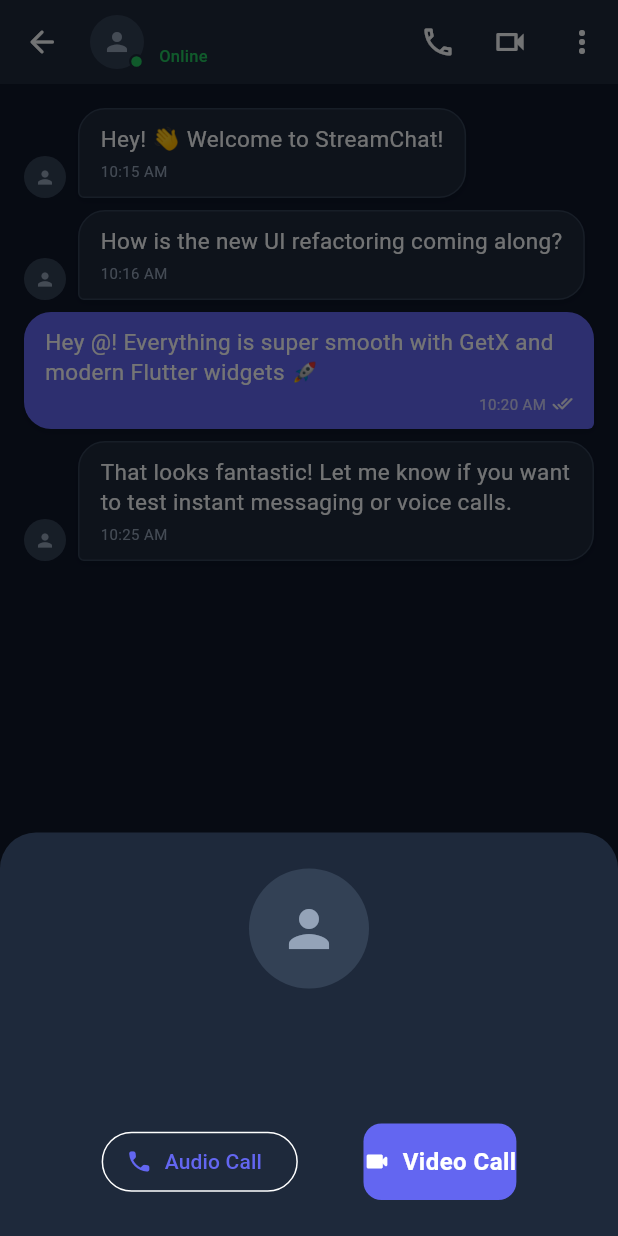
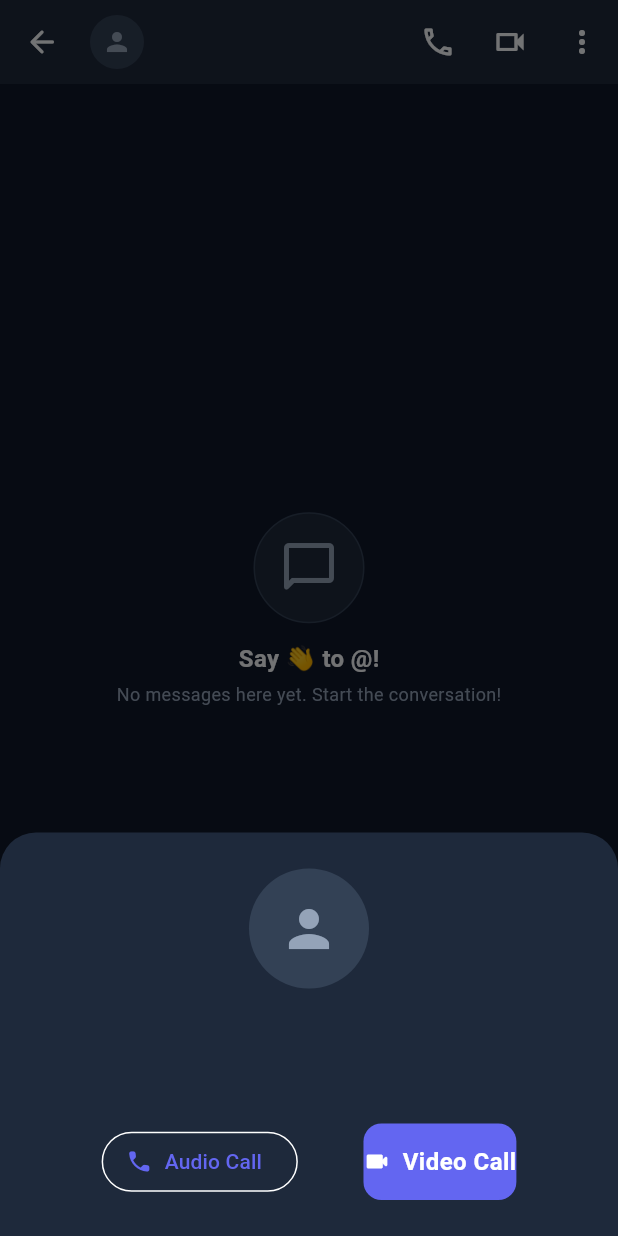
Before and after one commit to bikipramanik/stream_chat, a Flutter app: the IndividualChatView screen opened directly with empty values, after a tap on the "more vert" icon, on a phone screen of 412 x 824 dp. Run offline on Flutter 3.47's test engine with Material 3 defaults, Android fonts, the phone set to English and light mode, and no system bars; our stand-ins replace cloud_firestore, firebase_auth, firebase_core, firebase_storage, get, image_picker; accounts and stored records are empty.

Commit message:
feat: implement individual chat module with attachment and user profile features

```diff
--- /dev/null
+++ b/lib/app/modules/chat/controllers/individual_chat_controller.dart
@@ -0,0 +1,177 @@
+import 'dart:io';
+import 'package:cloud_firestore/cloud_firestore.dart';
+import 'package:firebase_storage/firebase_storage.dart';
+import 'package:flutter/material.dart';
+import 'package:get/get.dart';
+import 'package:image_picker/image_picker.dart';
+import 'package:stream_chat/app/data/models/chat_message_model.dart';
+import 'package:stream_chat/app/data/models/user_model.dart';
+import 'package:stream_chat/app/data/services/auth_service.dart';
+import 'package:stream_chat/app/theme/app_theme.dart';
+
+class IndividualChatController extends GetxController {
+  final UserModel targetUser;
+
+  IndividualChatController({required this.targetUser});
+
+  final FirebaseFirestore _firestore = FirebaseFirestore.instance;
+  final FirebaseStorage _storage = FirebaseStorage.instance;
+  final AuthService _authService = AuthService.to;
+  final ImagePicker _picker = ImagePicker();
+
+  final TextEditingController messageController = TextEditingController();
+  final ScrollController scrollController = ScrollController();
+
+  final isComposing = false.obs;
+  final isUploading = false.obs;
+
+  String get currentUid => _authService.firebaseUser.value?.uid ?? '';
+
+  String get chatId {
+    final uid1 = currentUid;
+    final uid2 = targetUser.uid;
+    final uids = [uid1, uid2]..sort();
+    return '${uids[0]}_${uids[1]}';
+  }
+
+  @override
+  void onInit() {
+    super.onInit();
+    messageController.addListener(() {
+      isComposing.value = messageController.text.trim().isNotEmpty;
+    });
+  }
+
+  @override
+  void onClose() {
+    messageController.dispose();
+    scrollController.dispose();
+    super.onClose();
+  }
+
+  Stream<List<ChatMessageModel>> getMessagesStream() {
+    return _firestore
+        .collection('chats')
+        .doc(chatId)
+        .collection('messages')
+        .orderBy('timestamp', descending: false)
+        .snapshots()
+        .map((snapshot) {
+      return snapshot.docs.map((doc) {
+        return ChatMessageModel.fromMap(doc.data(), doc.id, currentUid);
+      }).toList();
+    });
+  }
+
+  Future<void> sendMessage() async {
+    final text = messageController.text.trim();
+    if (text.isEmpty || currentUid.isEmpty) return;
+
+    messageController.clear();
+    isComposing.value = false;
+
+    try {
+      final chatDocRef = _firestore.collection('chats').doc(chatId);
+      final messagesRef = chatDocRef.collection('messages');
+
+      await messagesRef.add({
+        'senderId': currentUid,
+        'receiverId': targetUser.uid,
+        'text': text,
+        'timestamp': FieldValue.serverTimestamp(),
+      });
+
+      await chatDocRef.set({
+        'participants': [currentUid, targetUser.uid],
+        'lastMessage': text,
+        'lastMessageTime': FieldValue.serverTimestamp(),
+        'updatedAt': FieldValue.serverTimestamp(),
+      }, SetOptions(merge: true));
+
+      scrollToBottom();
+    } catch (e) {
+      Get.snackbar(
+        'Message Error',
+        'Failed to send message: $e',
+        backgroundColor: AppTheme.surfaceColor,
+        colorText: AppTheme.errorColor,
+      );
+    }
+  }
+
+  Future<void> pickAndSendImage(ImageSource source) async {
+    try {
+      final XFile? pickedFile = await _picker.pickImage(
+        source: source,
+        imageQuality: 70,
+        maxWidth: 1080,
+      );
+
+      if (pickedFile == null) return;
+
+      final File imageFile = File(pickedFile.path);
+      await sendImageMessage(imageFile);
+    } catch (e) {
+      Get.snackbar(
+        'Image Error',
+        'Failed to pick image: $e',
+        backgroundColor: AppTheme.surfaceColor,
+        colorText: AppTheme.errorColor,
+      );
+    }
+  }
+
+  Future<void> sendImageMessage(File imageFile) async {
+    if (currentUid.isEmpty) return;
+
+    try {
+      isUploading.value = true;
+      final fileName = '${DateTime.now().millisecondsSinceEpoch}.jpg';
+      final ref = _storage.ref().child('chat_images/$chatId/$fileName');
+
+      await ref.putFile(imageFile);
+      final downloadUrl = await ref.getDownloadURL();
+
+      final chatDocRef = _firestore.collection('chats').doc(chatId);
+      final messagesRef = chatDocRef.collection('messages');
+
+      await messagesRef.add({
+        'senderId': currentUid,
+        'receiverId': targetUser.uid,
+        'text': '📷 Photo',
+        'imageAttachment': downloadUrl,
+        'timestamp': FieldValue.serverTimestamp(),
+      });
+
+      await chatDocRef.set({
+        'participants': [currentUid, targetUser.uid],
+        'lastMessage': '📷 Photo',
+        'lastMessageTime': FieldValue.serverTimestamp(),
+        'updatedAt': FieldValue.serverTimestamp(),
+      }, SetOptions(merge: true));
+
+      scrollToBottom();
+    } catch (e) {
+      Get.snackbar(
+        'Upload Error',
+        'Failed to send image: $e',
+        backgroundColor: AppTheme.surfaceColor,
+        colorText: AppTheme.errorColor,
+      );
+    } finally {
+      isUploading.value = false;
+    }
+  }
+
+  void scrollToBottom() {
+    WidgetsBinding.instance.addPostFrameCallback((_) {
+      if (scrollController.hasClients) {
+        scrollController.animateTo(
+          scrollController.position.maxScrollExtent,
+          duration: const Duration(milliseconds: 300),
+          curve: Curves.easeOut,
+        );
+      }
+    });
+  }
+}
--- a/lib/app/modules/chat/views/individual_chat_view.dart
+++ b/lib/app/modules/chat/views/individual_chat_view.dart
@@ -1,7 +1,9 @@
 import 'package:flutter/material.dart';
 import 'package:get/get.dart';
+import 'package:image_picker/image_picker.dart';
 import 'package:stream_chat/app/data/models/chat_message_model.dart';
 import 'package:stream_chat/app/data/models/user_model.dart';
+import 'package:stream_chat/app/modules/chat/controllers/individual_chat_controller.dart';
 import 'package:stream_chat/app/modules/chat/widgets/chat_bubble.dart';
 import 'package:stream_chat/app/theme/app_theme.dart';
 
@@ -18,89 +20,21 @@ class IndividualChatView extends StatefulWidget {
 }
 
 class _IndividualChatViewState extends State<IndividualChatView> {
-  final TextEditingController _messageController = TextEditingController();
-  final ScrollController _scrollController = ScrollController();
-  final List<ChatMessageModel> _messages = [];
-  bool _isComposing = false;
+  late final IndividualChatController controller;
 
   @override
   void initState() {
     super.initState();
-    _loadSampleMessages();
-  }
-
-  void _loadSampleMessages() {
-    final now = DateTime.now();
-    _messages.addAll([
-      ChatMessageModel(
-        id: '1',
-        senderId: widget.targetUser.uid,
-        text: 'Hey! 👋 Welcome to StreamChat!',
-        isMe: false,
-        timestamp: now.subtract(const Duration(minutes: 15)),
-      ),
-      ChatMessageModel(
-        id: '2',
-        senderId: widget.targetUser.uid,
-        text: 'How is the new UI refactoring coming along?',
-        isMe: false,
-        timestamp: now.subtract(const Duration(minutes: 14)),
-      ),
-      ChatMessageModel(
-        id: '3',
-        senderId: 'me',
-        text: 'Hey @${widget.targetUser.userName}! Everything is super smooth with GetX and modern Flutter widgets 🚀',
-        isMe: true,
-        timestamp: now.subtract(const Duration(minutes: 10)),
-      ),
-      ChatMessageModel(
-        id: '4',
-        senderId: widget.targetUser.uid,
-        text: 'That looks fantastic! Let me know if you want to test instant messaging or voice calls.',
-        isMe: false,
-        timestamp: now.subtract(const Duration(minutes: 5)),
-      ),
-    ]);
+    controller = Get.put(
+      IndividualChatController(targetUser: widget.targetUser),
+      tag: widget.targetUser.uid,
+    );
   }
 
   @override
   void dispose() {
-    _messageController.dispose();
-    _scrollController.dispose();
+    Get.delete<IndividualChatController>(tag: widget.targetUser.uid);
     super.dispose();
-  }
-
-  void _sendMessage() {
-    final text = _messageController.text.trim();
-    if (text.isEmpty) return;
-
-    setState(() {
-      _messages.add(
-        ChatMessageModel(
-          id: DateTime.now().millisecondsSinceEpoch.toString(),
-          senderId: 'me',
-          text: text,
-          isMe: true,
-          timestamp: DateTime.now(),
-        ),
-      );
-      _messageController.clear();
-      _isComposing = false;
-    });
-
-    _scrollToBottom();
-  }
-
-  void _scrollToBottom() {
-    WidgetsBinding.instance.addPostFrameCallback((_) {
-      if (_scrollController.hasClients) {
-        _scrollController.animateTo(
-          _scrollController.position.maxScrollExtent,
-          duration: const Duration(milliseconds: 300),
-          curve: Curves.easeOut,
-        );
-      }
-    });
   }
 
   void _showAttachmentOptions() {
@@ -143,9 +77,7 @@ class _IndividualChatViewState extends State<IndividualChatView> {
                     label: 'Camera',
                     onTap: () {
                       Get.back();
-                      Get.snackbar("Camera", "Camera action clicked",
-                          backgroundColor: AppTheme.surfaceColor,
-                          colorText: AppTheme.textPrimary);
+                      controller.pickAndSendImage(ImageSource.camera);
                     },
                   ),
                   _buildAttachmentItem(
@@ -154,9 +86,7 @@ class _IndividualChatViewState extends State<IndividualChatView> {
                     label: 'Gallery',
                     onTap: () {
                       Get.back();
-                      Get.snackbar("Gallery", "Gallery action clicked",
-                          backgroundColor: AppTheme.surfaceColor,
-                          colorText: AppTheme.textPrimary);
+                      controller.pickAndSendImage(ImageSource.gallery);
                     },
                   ),
                   _buildAttachmentItem(
@@ -165,7 +95,7 @@ class _IndividualChatViewState extends State<IndividualChatView> {
                     label: 'Document',
                     onTap: () {
                       Get.back();
-                      Get.snackbar("Document", "Document action clicked",
+                      Get.snackbar("Document", "Document sharing coming soon!",
                           backgroundColor: AppTheme.surfaceColor,
                           colorText: AppTheme.textPrimary);
                     },
@@ -176,7 +106,7 @@ class _IndividualChatViewState extends State<IndividualChatView> {
                     label: 'Audio',
                     onTap: () {
                       Get.back();
-                      Get.snackbar("Audio", "Audio action clicked",
+                      Get.snackbar("Audio", "Audio sharing coming soon!",
                           backgroundColor: AppTheme.surfaceColor,
                           colorText: AppTheme.textPrimary);
                     },
@@ -308,8 +238,6 @@ class _IndividualChatViewState extends State<IndividualChatView> {
             padding: const EdgeInsets.symmetric(vertical: 4, horizontal: 4),
             child: Row(
               children: [
-                Stack(
-                  children: [
                 CircleAvatar(
                   radius: 18,
                   backgroundColor: AppTheme.surfaceColorLight,
@@ -320,30 +248,9 @@ class _IndividualChatViewState extends State<IndividualChatView> {
                       ? const Icon(Icons.person, size: 20, color: AppTheme.textSecondary)
                       : null,
                 ),
-                    Positioned(
-                      bottom: 0,
-                      right: 0,
-                      child: Container(
-                        width: 10,
-                        height: 10,
-                        decoration: BoxDecoration(
-                          color: AppTheme.onlineColor,
-                          shape: BoxShape.circle,
-                          border: Border.all(
-                            color: AppTheme.surfaceColor,
-                            width: 1.5,
-                          ),
-                        ),
-                      ),
-                    ),
-                  ],
-                ),
                 const SizedBox(width: 10),
                 Expanded(
-                  child: Column(
-                    crossAxisAlignment: CrossAxisAlignment.start,
-                    children: [
-                      Text(
+                  child: Text(
                     widget.targetUser.userName,
                     style: const TextStyle(
                       fontSize: 16,
@@ -352,16 +259,6 @@ class _IndividualChatViewState extends State<IndividualChatView> {
                     ),
                     maxLines: 1,
                     overflow: TextOverflow.ellipsis,
-                      ),
-                      const Text(
-                        "Online",
-                        style: TextStyle(
-                          fontSize: 11,
-                          color: AppTheme.onlineColor,
-                          fontWeight: FontWeight.w500,
-                        ),
-                      ),
-                    ],
                   ),
                 ),
               ],
@@ -389,20 +286,98 @@ class _IndividualChatViewState extends State<IndividualChatView> {
           ),
         ],
       ),
+
       body: SafeArea(
         child: Column(
           children: [
-            // Chat Messages List
+            // Uploading progress banner
+            Obx(() {
+              if (controller.isUploading.value) {
+                return const LinearProgressIndicator(
+                  backgroundColor: AppTheme.surfaceColor,
+                  color: AppTheme.primaryColor,
+                  minHeight: 3,
+                );
+              }
+              return const SizedBox.shrink();
+            }),
+
+            // Real-time Chat Messages List
             Expanded(
-              child: ListView.builder(
-                controller: _scrollController,
+              child: StreamBuilder<List<ChatMessageModel>>(
+                stream: controller.getMessagesStream(),
+                builder: (context, snapshot) {
+                  if (snapshot.connectionState == ConnectionState.waiting) {
+                    return const Center(
+                      child: CircularProgressIndicator(color: AppTheme.primaryColor),
+                    );
+                  }
+
+                  if (snapshot.hasError) {
+                    return Center(
+                      child: Text(
+                        "Error loading messages: ${snapshot.error}",
+                        style: const TextStyle(color: AppTheme.errorColor),
+                      ),
+                    );
+                  }
+
+                  final messages = snapshot.data ?? [];
+
+                  if (messages.isEmpty) {
+                    return Center(
+                      child: Column(
+                        mainAxisAlignment: MainAxisAlignment.center,
+                        children: [
+                          Container(
+                            padding: const EdgeInsets.all(16),
+                            decoration: BoxDecoration(
+                              color: AppTheme.surfaceColor,
+                              shape: BoxShape.circle,
+                              border: Border.all(color: AppTheme.surfaceColorLight),
+                            ),
+                            child: const Icon(
+                              Icons.chat_bubble_outline_rounded,
+                              size: 40,
+                              color: AppTheme.textSecondary,
+                            ),
+                          ),
+                          const SizedBox(height: 12),
+                          Text(
+                            "Say 👋 to @${widget.targetUser.userName}!",
+                            style: const TextStyle(
+                              fontSize: 16,
+                              fontWeight: FontWeight.w600,
+                              color: AppTheme.textPrimary,
+                            ),
+                          ),
+                          const SizedBox(height: 4),
+                          const Text(
+                            "No messages here yet. Start the conversation!",
+                            style: TextStyle(
+                              fontSize: 12,
+                              color: AppTheme.textSecondary,
+                            ),
+                          ),
+                        ],
+                      ),
+                    );
+                  }
+
+                  // Auto scroll to bottom when new message arrives
+                  controller.scrollToBottom();
+
+                  return ListView.builder(
+                    controller: controller.scrollController,
                     padding: const EdgeInsets.symmetric(vertical: 12),
-                itemCount: _messages.length,
+                    itemCount: messages.length,
                     itemBuilder: (context, index) {
-                  final message = _messages[index];
+                      final message = messages[index];
                       return ChatBubble(
                         message: message,
                         userAvatarUrl: widget.targetUser.imgUrl,
+                      );
+                    },
                   );
                 },
               ),
@@ -444,7 +419,7 @@ class _IndividualChatViewState extends State<IndividualChatView> {
                         children: [
                           Expanded(
                             child: TextField(
-                              controller: _messageController,
+                              controller: controller.messageController,
                               style: const TextStyle(
                                 color: AppTheme.textPrimary,
                                 fontSize: 14,
@@ -458,12 +433,7 @@ class _IndividualChatViewState extends State<IndividualChatView> {
                                 contentPadding:
                                     EdgeInsets.symmetric(vertical: 10),
                               ),
-                              onChanged: (text) {
-                                setState(() {
-                                  _isComposing = text.trim().isNotEmpty;
-                                });
-                              },
-                              onSubmitted: (_) => _sendMessage(),
+                              onSubmitted: (_) => controller.sendMessage(),
                             ),
                           ),
                           IconButton(
@@ -482,23 +452,26 @@ class _IndividualChatViewState extends State<IndividualChatView> {
                   const SizedBox(width: 8),
 
                   // Send or Mic Action Button
-                  GestureDetector(
-                    onTap: _isComposing ? _sendMessage : null,
+                  Obx(() {
+                    final isComposing = controller.isComposing.value;
+                    return GestureDetector(
+                      onTap: isComposing ? controller.sendMessage : null,
                       child: Container(
                         padding: const EdgeInsets.all(12),
                         decoration: BoxDecoration(
-                        color: _isComposing
+                          color: isComposing
                               ? AppTheme.primaryColor
                               : AppTheme.surfaceColorLight,
                           shape: BoxShape.circle,
                         ),
                         child: Icon(
-                        _isComposing ? Icons.send_rounded : Icons.mic_rounded,
+                          isComposing ? Icons.send_rounded : Icons.mic_rounded,
                           color: Colors.white,
                           size: 20,
                         ),
                       ),
-                  ),
+                    );
+                  }),
                 ],
               ),
             ),
```
Also changed, not shown: lib/app/data/models/chat_message_model.dart (+44 -1 lines), lib/app/modules/chat/views/chat_view.dart (line endings or trailing spaces). Lines whose indentation alone changed are shown as unchanged.
